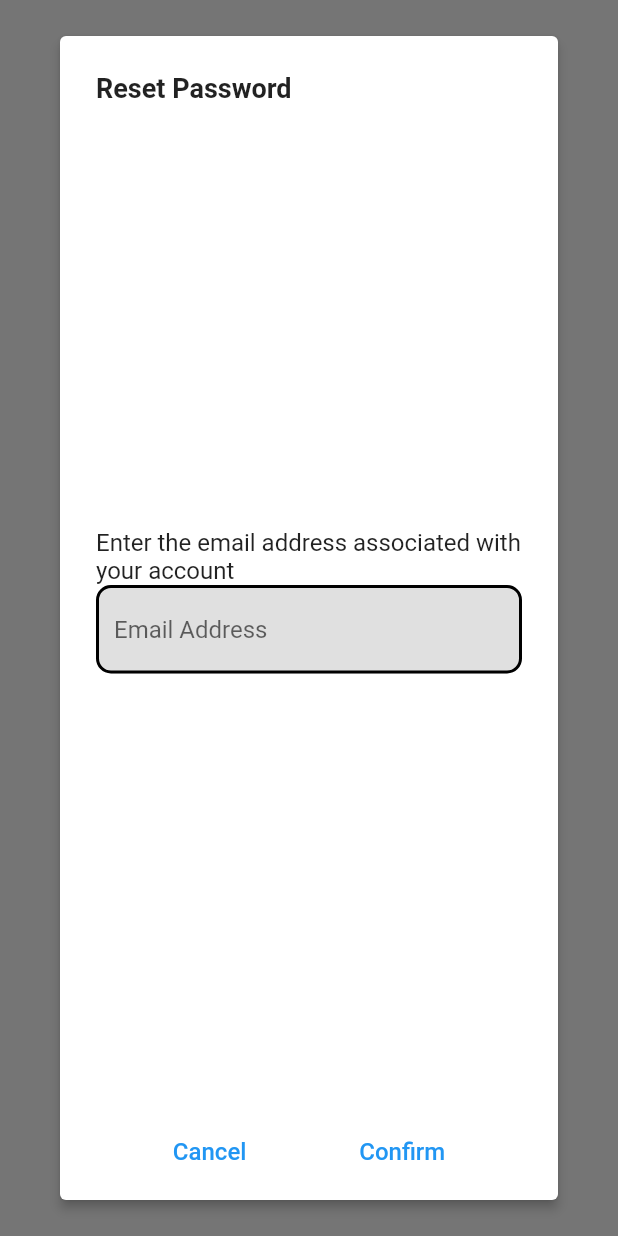
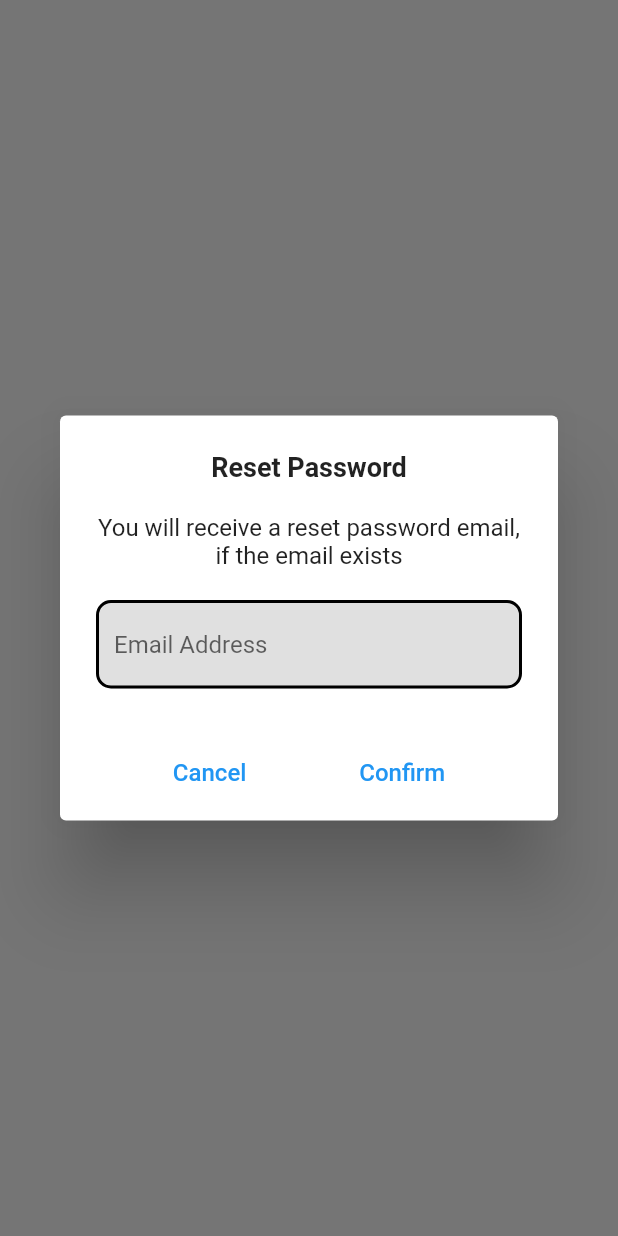
Before and after one commit to kevint259/bert_coffee_app, a Flutter app: what showResetPassword() shows on an empty page, opened directly, on a phone screen of 412 x 824 dp. Run offline on Flutter 3.47's test engine with Material 2 defaults, Android fonts, the phone set to English and light mode, and no system bars; our stand-ins replace equatable, firebase_auth, firebase_core, flutter_bloc, flutter_signin_button, google_fonts; accounts and stored records are empty; network calls fail.

Commit message:
Finished reset password dialog

```diff
--- a/lib/domain/auth/bloc/auth_event.dart
+++ b/lib/domain/auth/bloc/auth_event.dart
@@ -46,3 +46,7 @@ class AuthEventSignInWithEmail extends AuthEvent {
 class AuthEventForgotPassword extends AuthEvent {
   const AuthEventForgotPassword();
 }
+
+class AuthEventResetLoginPage extends AuthEvent {
+  const AuthEventResetLoginPage();
+}
--- a/lib/pages/widgets/dialogs/reset_password.dart
+++ b/lib/pages/widgets/dialogs/reset_password.dart
@@ -1,3 +1,4 @@
+import 'package:bert_coffee/domain/auth/auth_provider.dart';
 import 'package:bert_coffee/domain/auth/bloc/auth_bloc.dart';
 import 'package:bert_coffee/domain/auth/bloc/auth_event.dart';
 import 'package:flutter/material.dart';
@@ -9,24 +10,34 @@ Future<void> showResetPassword(
   final _email = TextEditingController();
   return showDialog(
       context: context,
-      builder: ((context) {
-        return AlertDialog(
-          title: const Text("Reset Password",
+      builder: ((context2) {
+        return BlocProvider<AuthBloc>(
+          create: (context) => AuthBloc(AuthProvider()),
+          child: AlertDialog(
+            title: const Text(
+              "Reset Password",
               style: TextStyle(
                 fontSize: 18,
                 fontWeight: FontWeight.bold,
-              )),
-          elevation: 3,
+              ),
+              textAlign: TextAlign.center,
+            ),
             content: Column(
               mainAxisAlignment: MainAxisAlignment.center,
+              mainAxisSize: MainAxisSize.min,
               children: [
                 // enter email quote
                 const Text(
-                "Enter the email address associated with your account",
+                  textAlign: TextAlign.center,
+                  "You will receive a reset password email, if the email exists",
                   style: TextStyle(
                     fontSize: 16,
                     fontWeight: FontWeight.w400,
                   ),
+                ),
+                // Sized Box
+                const SizedBox(
+                  height: 20,
                 ),
                 // place to enter user's email address
                 TextFormField(
@@ -55,6 +66,9 @@ Future<void> showResetPassword(
                     // cancels the whole process
                     onPressed: () {
                       Navigator.of(context).pop();
+                      context
+                          .read<AuthBloc>()
+                          .add(const AuthEventResetLoginPage());
                       _email.clear();
                     },
                     child: const Text(
@@ -67,7 +81,9 @@ Future<void> showResetPassword(
                     onPressed: () {
                       final email = _email.text;
                       Navigator.of(context).pop();
-                    context.read<AuthBloc>().add(AuthEventResetPassword(email));
+                      context
+                          .read<AuthBloc>()
+                          .add(AuthEventResetPassword(email));
                     },
                     child: const Text(
                       "Confirm",
@@ -79,6 +95,7 @@ Future<void> showResetPassword(
                 ],
               )
             ],
+          ),
         );
       }));
 }
```
Also changed, not shown: lib/domain/auth/bloc/auth_bloc.dart (+14 -6 lines), lib/domain/auth/bloc/auth_state.dart (+2 -5 lines), lib/pages/authentication/login_screen.dart (+7 -11 lines). Lines whose indentation alone changed are shown as unchanged.
